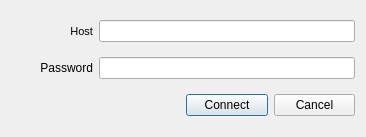
Above: resources/qt5_gui/dialog_connection.ui from zib1995/ssh_commander before the change. Below: the same form after it.
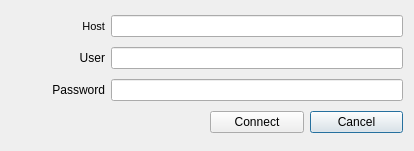
That is the form after the change.

Commit message: Added connection through the dialog box.

Diff of the .ui file:
```diff
--- a/resources/qt5_gui/dialog_connection.ui
+++ b/resources/qt5_gui/dialog_connection.ui
@@ -6,8 +6,8 @@
    <rect>
     <x>0</x>
     <y>0</y>
-    <width>366</width>
-    <height>137</height>
+    <width>414</width>
+    <height>151</height>
    </rect>
   </property>
   <property name="sizePolicy">
@@ -20,6 +20,29 @@
    <string>Connection</string>
   </property>
   <layout class="QGridLayout" name="gridLayout">
+   <item row="2" column="0">
+    <widget class="QLabel" name="label_password">
+     <property name="text">
+      <string>Password</string>
+     </property>
+     <property name="alignment">
+      <set>Qt::AlignRight|Qt::AlignTrailing|Qt::AlignVCenter</set>
+     </property>
+    </widget>
+   </item>
+   <item row="2" column="1" colspan="3">
+    <widget class="QLineEdit" name="lineEdit_password">
+     <property name="autoFillBackground">
+      <bool>false</bool>
+     </property>
+     <property name="echoMode">
+      <enum>QLineEdit::Password</enum>
+     </property>
+    </widget>
+   </item>
+   <item row="0" column="1" colspan="3">
+    <widget class="QLineEdit" name="lineEdit_host"/>
+   </item>
    <item row="0" column="0">
     <widget class="QLabel" name="label_host">
      <property name="font">
@@ -38,43 +61,33 @@
      </property>
     </widget>
    </item>
-   <item row="0" column="1" colspan="3">
-    <widget class="QLineEdit" name="lineEdit_host"/>
-   </item>
-   <item row="1" column="0">
-    <widget class="QLabel" name="label_password">
-     <property name="text">
-      <string>Password</string>
-     </property>
-     <property name="alignment">
-      <set>Qt::AlignRight|Qt::AlignTrailing|Qt::AlignVCenter</set>
-     </property>
-    </widget>
-   </item>
-   <item row="1" column="1" colspan="3">
-    <widget class="QLineEdit" name="lineEdit_password">
-     <property name="autoFillBackground">
-      <bool>false</bool>
-     </property>
-     <property name="echoMode">
-      <enum>QLineEdit::Password</enum>
-     </property>
-    </widget>
-   </item>
-   <item row="2" column="2">
-    <widget class="QPushButton" name="pushButton_connect">
-     <property name="text">
-      <string>Connect</string>
-     </property>
-    </widget>
-   </item>
-   <item row="2" column="3">
+   <item row="3" column="3">
     <widget class="QPushButton" name="pushButton_cancel">
      <property name="text">
       <string>Cancel</string>
      </property>
     </widget>
    </item>
+   <item row="3" column="2">
+    <widget class="QPushButton" name="pushButton_connect">
+     <property name="text">
+      <string>Connect</string>
+     </property>
+    </widget>
+   </item>
+   <item row="1" column="1" colspan="3">
+    <widget class="QLineEdit" name="lineEdit_user"/>
+   </item>
+   <item row="1" column="0">
+    <widget class="QLabel" name="label_user">
+     <property name="text">
+      <string>User</string>
+     </property>
+     <property name="alignment">
+      <set>Qt::AlignRight|Qt::AlignTrailing|Qt::AlignVCenter</set>
+     </property>
+    </widget>
+   </item>
   </layout>
  </widget>
  <resources/>
```
The commit also changes 2 other files.
